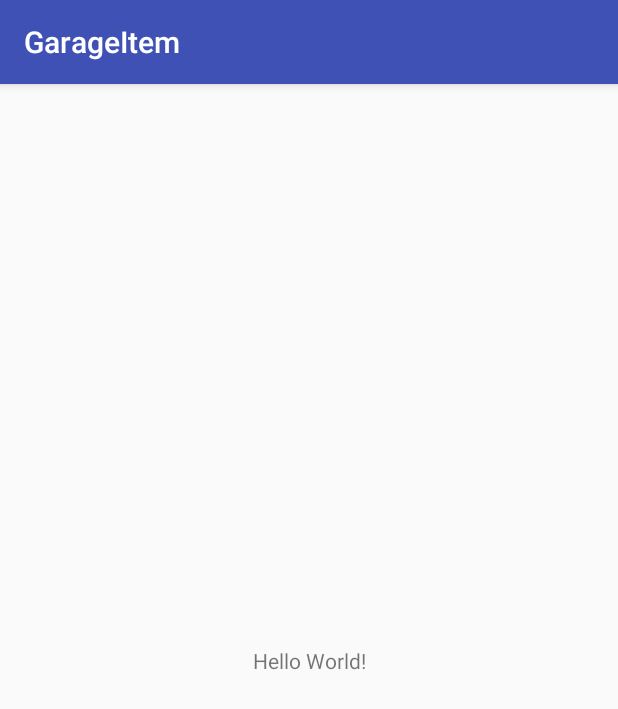
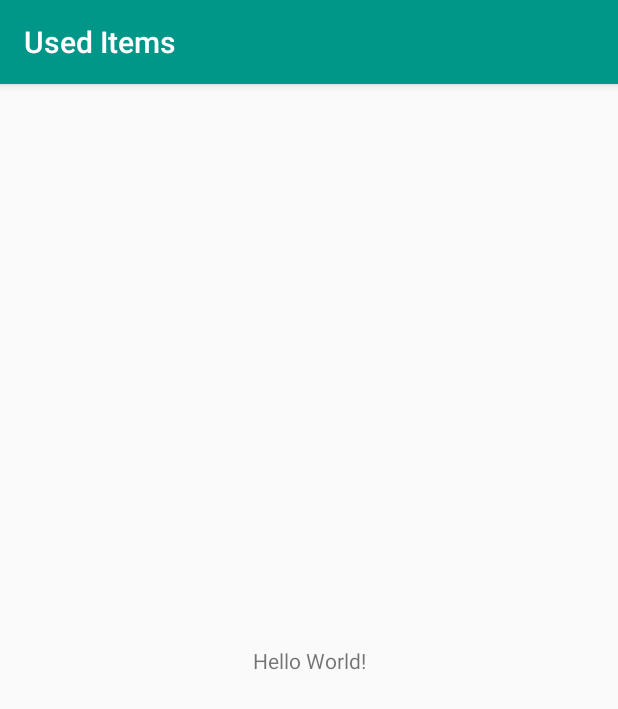
Before and after one commit to waakye/GarageItem1, an Android app: the screen it shows after launch (CatalogActivity), on a phone screen of 412 x 824 dp. Shown: the top 709 px of the screen. Run offline under Robolectric (Android 15) with nearby library versions, the phone set to English and light mode, and no system bars.

Commit message:
Add values including colors, dimens, strings, styles

```diff
--- a/app/src/main/res/values/colors.xml
+++ b/app/src/main/res/values/colors.xml
@@ -1,6 +1,9 @@
 <?xml version="1.0" encoding="utf-8"?>
 <resources>
-    <color name="colorPrimary">#3F51B5</color>
-    <color name="colorPrimaryDark">#303F9F</color>
-    <color name="colorAccent">#FF4081</color>
+    <color name="colorPrimary">#009688</color>
+    <color name="colorPrimaryDark">#004D40</color>
+    <color name="colorAccent">#80CBC4</color>
+
+    <color name="editorColorPrimary">#1DE9B6</color>
+    <color name="editorColorPrimaryDark">#00BFA5</color>
 </resources>
```
Also changed, not shown: app/src/main/res/values/dimens.xml (+7 -1 lines), app/src/main/res/values/strings.xml (+44 -1 lines), app/src/main/res/values/styles.xml (+26 -0 lines).
